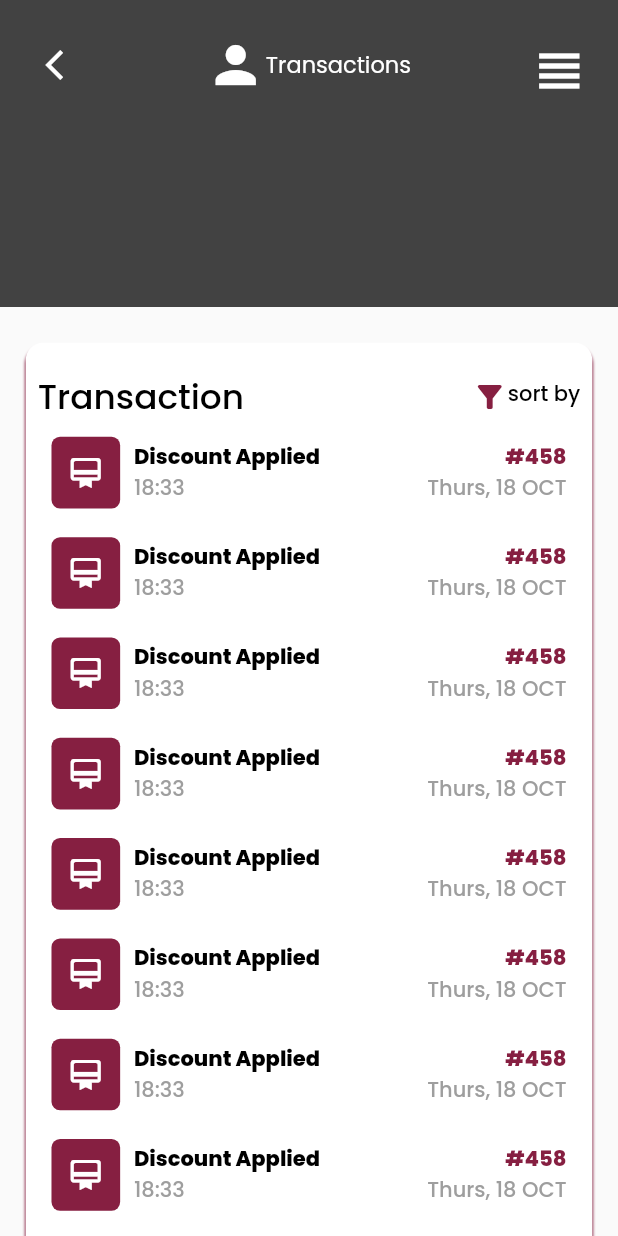
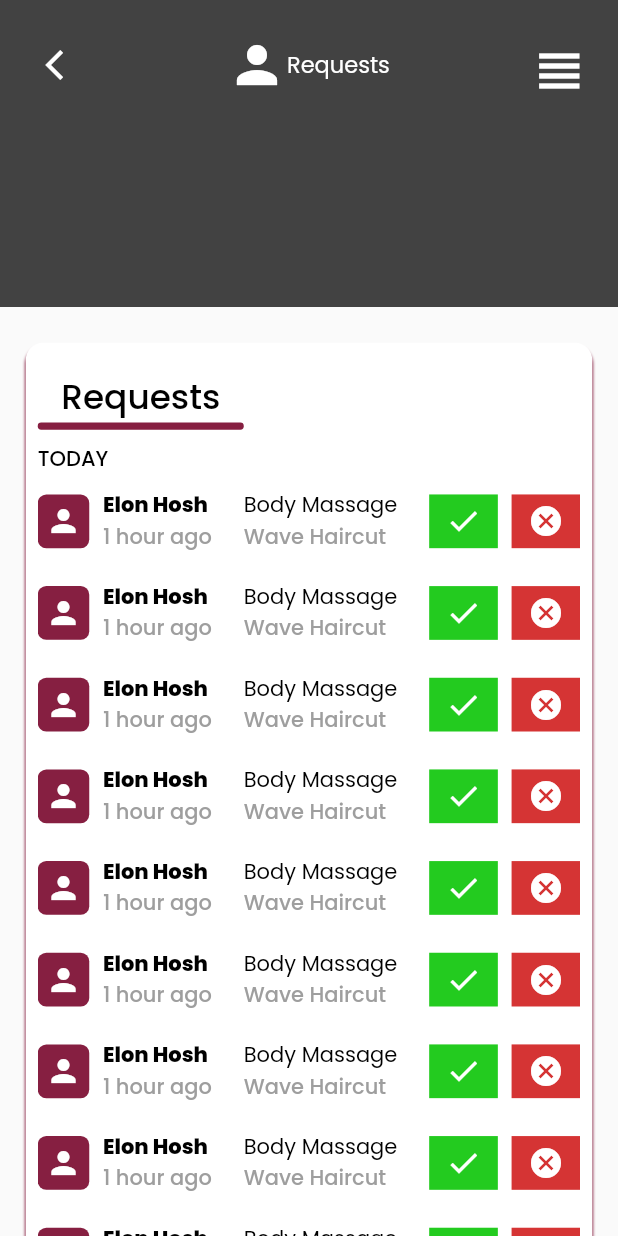
Before and after one commit to henryadebayo/credo_appointment_app, a Flutter app: the screen it shows after launch, on a phone screen of 412 x 824 dp. Run offline on Flutter 3.47's test engine with Material 2 defaults, Android fonts, the phone set to English and light mode, and no system bars; our stand-ins replace flutter_screenutil, google_fonts.

Commit message:
built request screen ✅

```diff
--- /dev/null
+++ b/lib/UI/order_page/requestScreen.dart
@@ -0,0 +1,152 @@
+import 'package:credo_appointment_app/UI/order_page/widgets/requests_widget.dart';
+import 'package:flutter/material.dart';
+import 'package:flutter_screenutil/flutter_screenutil.dart';
+import 'package:google_fonts/google_fonts.dart';
+
+import '../../utils/const/app_colors.dart';
+
+class RequestsScreen extends StatefulWidget {
+  const RequestsScreen({Key? key}) : super(key: key);
+
+  @override
+  State<RequestsScreen> createState() => _RequestsScreenState();
+}
+
+class _RequestsScreenState extends State<RequestsScreen> {
+  @override
+  Widget build(BuildContext context) {
+    double height = MediaQuery.of(context).size.height;
+    double width = MediaQuery.of(context).size.width;
+    return Scaffold(
+      body: Column(
+        children: [
+          Container(
+            height: height / 3 - 70,
+            width: width,
+            color: AppColors.appBarAshColor,
+            child: SafeArea(
+              child: Padding(
+                padding:
+                    EdgeInsets.only(left: 16.0.w, right: 16.0.h, top: 16.0.h),
+                child: Column(
+                  crossAxisAlignment: CrossAxisAlignment.start,
+                  children: [
+                    Row(
+                      mainAxisAlignment: MainAxisAlignment.spaceBetween,
+                      children: [
+                        IconButton(
+                            onPressed: () {},
+                            icon: const Icon(
+                              Icons.arrow_back_ios,
+                              color: Colors.white,
+                            )),
+                        Wrap(
+                            crossAxisAlignment: WrapCrossAlignment.center,
+                            children: [
+                              const Icon(
+                                Icons.person,
+                                color: Colors.white,
+                                size: 40.0,
+                              ),
+                              Text(
+                                "Requests",
+                                style: GoogleFonts.poppins(
+                                    color: Colors.white, fontSize: 15.0),
+                              ),
+                            ]),
+                        IconButton(
+                          onPressed: () {},
+                          icon: const Icon(
+                            Icons.view_headline,
+                            color: Colors.white,
+                            size: 40.0,
+                          ),
+                        ),
+                      ],
+                    ),
+                  ],
+                ),
+              ),
+            ),
+          ),
+          SizedBox(
+            height: 20.0.h,
+          ),
+          Expanded(
+            child: Padding(
+              padding: EdgeInsets.symmetric(horizontal: 15.0.w),
+              child: Container(
+                decoration: BoxDecoration(
+                    color: Colors.white,
+                    borderRadius: BorderRadius.only(
+                        topLeft: Radius.circular(10.0.r),
+                        topRight: Radius.circular(10.0.r)),
+                    boxShadow: [
+                      BoxShadow(
+                          color: AppColors.appOxbloodColor,
+                          offset: const Offset(0, 3.0),
+                          blurRadius: 0.9)
+                    ]),
+                child: Padding(
+                  padding: const EdgeInsets.symmetric(
+                    horizontal: 8.0,
+                  ),
+                  child: Column(
+                    children: [
+                      SizedBox(
+                        height: 16.0.h,
+                      ),
+                      Row(
+                        mainAxisAlignment: MainAxisAlignment.start,
+                        children: [
+                          Column(
+                            children: [
+                              Text(
+                                "Requests",
+                                style: GoogleFonts.poppins(
+                                    color: Colors.black,
+                                    fontWeight: FontWeight.w500,
+                                    fontSize: 20.0.sp),
+                              ),
+                              Container(
+                                height: 4.0.h,
+                                width: 120.0.w,
+                                decoration: BoxDecoration(
+                                  borderRadius: BorderRadius.circular(2.0.r),
+                                  color: AppColors.appOxbloodColor,
+                                ),
+                              )
+                            ],
+                          ),
+                        ],
+                      ),
+                      SizedBox(
+                        height: 8.0.h,
+                      ),
+                      Row(
+                        mainAxisAlignment: MainAxisAlignment.start,
+                        children: [
+                          Text(
+                            "TODAY",
+                            style: GoogleFonts.poppins(
+                              color: Colors.black,
+                              fontWeight: FontWeight.w500,
+                            ),
+                          ),
+                        ],
+                      ),
+                      Expanded(
+                          child: ListView.builder(
+                        itemBuilder: (context, _) => const RequestWidget(),
+                      ))
+                    ],
+                  ),
+                ),
+              ),
+            ),
+          ),
+        ],
+      ),
+    );
+  }
+}
--- /dev/null
+++ b/lib/UI/order_page/widgets/requests_widget.dart
@@ -0,0 +1,110 @@
+import 'package:flutter/material.dart';
+import 'package:flutter_screenutil/flutter_screenutil.dart';
+import 'package:google_fonts/google_fonts.dart';
+
+import '../../../utils/const/app_colors.dart';
+
+class RequestWidget extends StatelessWidget {
+  const RequestWidget({
+    Key? key,
+  }) : super(key: key);
+
+  @override
+  Widget build(BuildContext context) {
+    return Padding(
+      padding: EdgeInsets.symmetric(vertical: 8.0.h),
+      child: Row(
+        mainAxisAlignment: MainAxisAlignment.spaceBetween,
+        children: [
+          Row(
+            children: [
+              Container(
+                height: 30.h,
+                width: 30.w,
+                decoration: BoxDecoration(
+                  color: AppColors.appOxbloodColor,
+                  borderRadius: BorderRadius.circular(5.0.r),
+                ),
+                child: const Icon(
+                  Icons.person,
+                  color: Colors.white,
+                ),
+              ),
+              SizedBox(
+                width: 8.0.w,
+              ),
+              Column(
+                crossAxisAlignment: CrossAxisAlignment.start,
+                children: [
+                  Text(
+                    "Elon Hosh",
+                    style: GoogleFonts.poppins(
+                      color: Colors.black,
+                      fontWeight: FontWeight.w800,
+                      //fontSize: 20.0.sp
+                    ),
+                  ),
+                  Text(
+                    "1 hour ago",
+                    style: GoogleFonts.poppins(
+                      color: Colors.grey[500],
+                      fontWeight: FontWeight.w500,
+                      //fontSize: 20.0.sp
+                    ),
+                  ),
+                ],
+              ),
+            ],
+          ),
+          Column(
+            crossAxisAlignment: CrossAxisAlignment.start,
+            children: [
+              Text(
+                "Body Massage",
+                style: GoogleFonts.poppins(
+                  color: Colors.black,
+                  //fontSize: 20.0.sp
+                ),
+              ),
+              Text(
+                "Wave Haircut",
+                style: GoogleFonts.poppins(
+                  color: Colors.grey[500],
+                  fontWeight: FontWeight.w500,
+                  //fontSize: 20.0.sp
+                ),
+              ),
+            ],
+          ),
+          Row(
+            children: [
+              Container(
+                height: 30.0.h,
+                width: 40.0.w,
+                color: AppColors.appGreenColor,
+                child: const Center(
+                  child: Icon(
+                    Icons.check,
+                    color: Colors.white,
+                  ),
+                ),
+              ),
+              SizedBox(
+                width: 8.0.w,
+              ),
+              Container(
+                height: 30.0.h,
+                width: 40.0.w,
+                color: AppColors.appRedColor,
+                child: const Icon(
+                  Icons.cancel,
+                  color: Colors.white,
+                ),
+              )
+            ],
+          )
+        ],
+      ),
+    );
+  }
+}
--- a/lib/main.dart
+++ b/lib/main.dart
@@ -1,8 +1,7 @@
 import 'package:flutter/material.dart';
 import 'package:flutter_screenutil/flutter_screenutil.dart';
 
-import 'UI/Transaction_page/transactionsScreen.dart';
-import 'UI/home_Page/home_screen.dart';
+import 'UI/order_page/requestScreen.dart';
 
 void main() {
   runApp(const MyApp());
@@ -19,8 +18,8 @@ class MyApp extends StatelessWidget {
         theme: ThemeData(
           primarySwatch: Colors.red,
         ),
-       // home: const HomeScreen(),
-        home: const TransactionsScreen(),
+        // home: const HomeScreen(),
+        home: const RequestsScreen(),
         debugShowCheckedModeBanner: false,
       ),
     );
```
